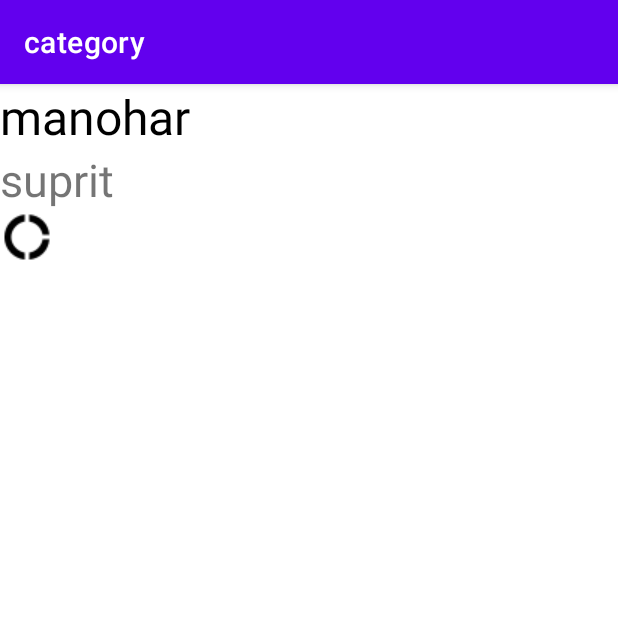
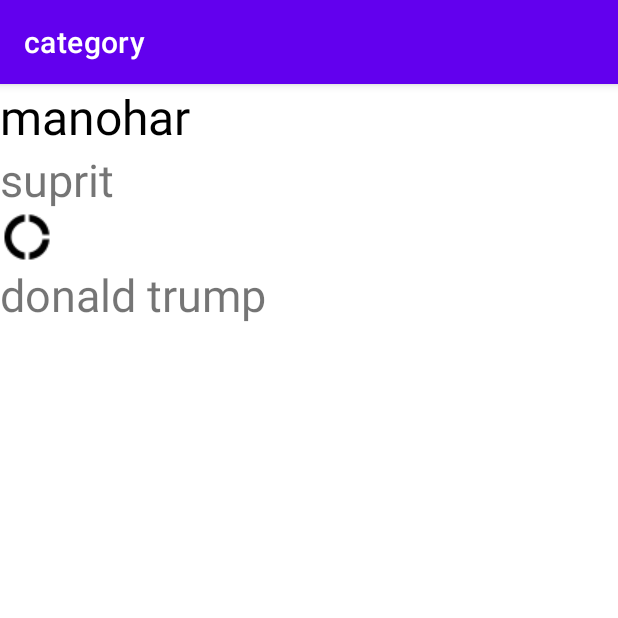
Before and after one commit to manoharrk22/College-Management-App, an Android app: the Category screen opened directly, with no data from a screen before it, on a phone screen of 412 x 824 dp, the top half of it. Run offline under Robolectric (Android 15) with nearby library versions, the phone set to English and light mode, and no system bars.

Commit message:
third commit

```diff
--- a/app/src/main/res/layout/category.xml
+++ b/app/src/main/res/layout/category.xml
@@ -27,4 +27,9 @@
         android:layout_width="wrap_content"
         android:layout_height="wrap_content"
         android:src="@drawable/baseline_donut_large_black_18dp"/>
+    <TextView
+        android:layout_width="match_parent"
+        android:layout_height="wrap_content"
+        android:text="donald trump"
+        android:textSize="30sp"/>
 </LinearLayout>
```
